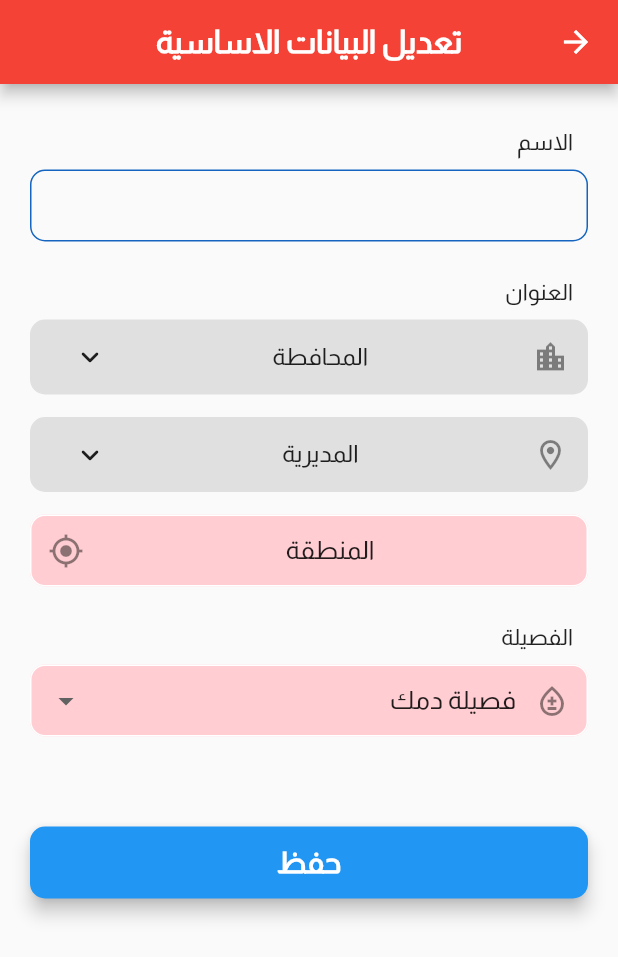
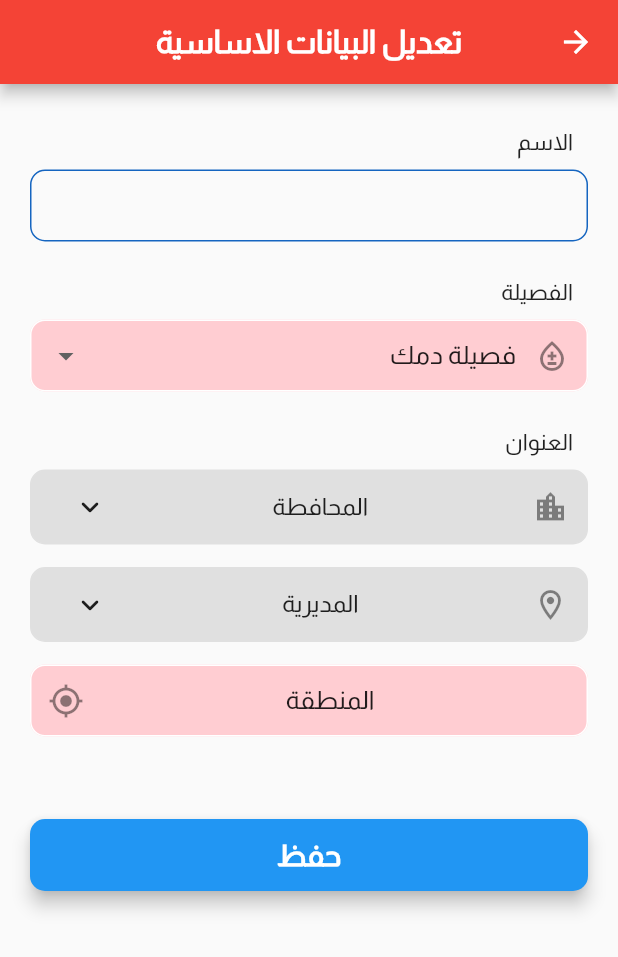
Before and after one commit to m-alhoomaidi/Blood-Bank, a Flutter app: the EditMainDataPage screen opened by its route, on a phone screen of 412 x 824 dp. Shown: the top 957 px of the screen. Run offline on Flutter 3.47's test engine with Material 2 defaults, Android fonts, the phone set to English and light mode, and no system bars; our stand-ins replace bloc, carousel_slider, cloud_firestore, email_validator, firebase_auth, firebase_core and 9 more; missing offline and left inert: dart:ffi; accounts and stored records are empty.

Commit message:
edit main page data

```diff
--- a/blood_bank_app/lib/pages/edit_main_data_page.dart
+++ b/blood_bank_app/lib/pages/edit_main_data_page.dart
@@ -40,14 +40,15 @@ class _EditMainDataPageState extends State<EditMainDataPage> {
             const SizedBox(height: 15.0),
             const Padding(
               padding: EdgeInsets.symmetric(horizontal: 10, vertical: 10),
+              child: Text("الفصيلة"),
+            ),
+            const BloodType(),
+            const Padding(
+              padding: EdgeInsets.symmetric(horizontal: 10, vertical: 10),
               child: Text("العنوان"),
             ),
             const AddressMainData(),
-            const Padding(
-              padding: EdgeInsets.symmetric(horizontal: 10, vertical: 10),
-              child: Text("الفصيلة"),
-            ),
-            const BloodType(),
+            const SizedBox(height: 30.0),
             MyButton(title: "حفظ", onPressed: (() {}))
           ],
         ),
--- a/blood_bank_app/lib/widgets/edit_main_data/blood_type.dart
+++ b/blood_bank_app/lib/widgets/edit_main_data/blood_type.dart
@@ -37,7 +37,7 @@ class _BloodTypeState extends State<BloodType> {
             onChange: (value) => setState(() => bloodType = value),
           ),
         ),
-        const SizedBox(height: 50.0),
+        const SizedBox(height: 15.0),
       ],
     );
   }
```
